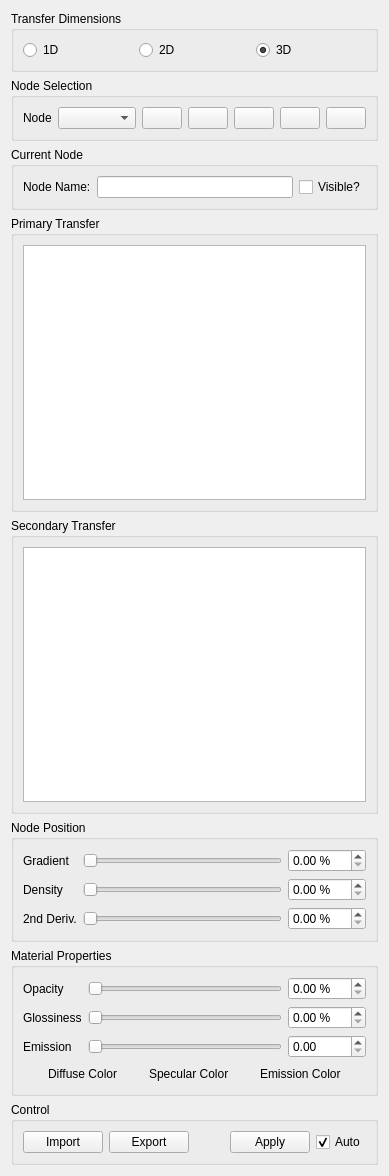
Qt form Source/VoxRender/Interface/transferwidget.ui (nagyistoce/voxrender) before a commit.
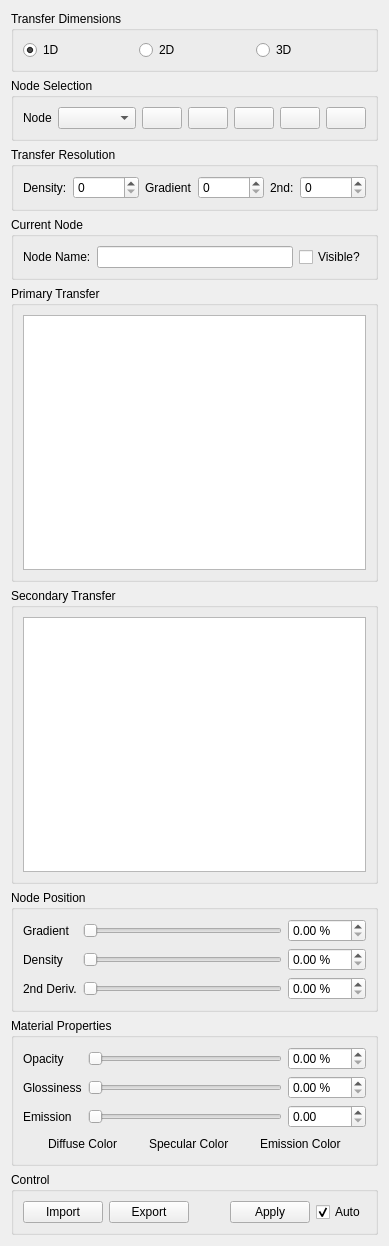
The same form after that commit. Icons and pictures are not drawn.

The edit to the form file:
```diff
--- a/Source/VoxRender/Interface/transferwidget.ui
+++ b/Source/VoxRender/Interface/transferwidget.ui
@@ -7,7 +7,7 @@
     <x>0</x>
     <y>0</y>
     <width>389</width>
-    <height>1110</height>
+    <height>1169</height>
    </rect>
   </property>
   <property name="windowTitle">
@@ -25,6 +25,9 @@
         <property name="text">
          <string>1D</string>
         </property>
+        <property name="checked">
+         <bool>true</bool>
+        </property>
        </widget>
       </item>
       <item>
@@ -40,7 +43,7 @@
          <string>3D</string>
         </property>
         <property name="checked">
-         <bool>true</bool>
+         <bool>false</bool>
         </property>
        </widget>
       </item>
@@ -157,6 +160,77 @@
      </layout>
     </widget>
    </item>
+   <item>
+    <widget class="QGroupBox" name="groupBox">
+     <property name="title">
+      <string>Transfer Resolution</string>
+     </property>
+     <layout class="QHBoxLayout" name="horizontalLayout_4">
+      <item>
+       <widget class="QLabel" name="label_2">
+        <property name="sizePolicy">
+         <sizepolicy hsizetype="Fixed" vsizetype="Preferred">
+          <horstretch>0</horstretch>
+          <verstretch>0</verstretch>
+         </sizepolicy>
+        </property>
+        <property name="text">
+         <string>Density:</string>
+        </property>
+        <property name="scaledContents">
+         <bool>false</bool>
+        </property>
+       </widget>
+      </item>
+      <item>
+       <widget class="QSpinBox" name="spinBox_resX">
+        <property name="maximum">
+         <number>256</number>
+        </property>
+       </widget>
+      </item>
+      <item>
+       <widget class="QLabel" name="label_3">
+        <property name="sizePolicy">
+         <sizepolicy hsizetype="Fixed" vsizetype="Preferred">
+          <horstretch>0</horstretch>
+          <verstretch>0</verstretch>
+         </sizepolicy>
+        </property>
+        <property name="text">
+         <string>Gradient</string>
+        </property>
+       </widget>
+      </item>
+      <item>
+       <widget class="QSpinBox" name="spinBox"/>
+      </item>
+      <item>
+       <widget class="QLabel" name="label_4">
+        <property name="sizePolicy">
+         <sizepolicy hsizetype="Fixed" vsizetype="Preferred">
+          <horstretch>0</horstretch>
+          <verstretch>0</verstretch>
+         </sizepolicy>
+        </property>
+        <property name="text">
+         <string>2nd:</string>
+        </property>
+       </widget>
+      </item>
+      <item>
+       <widget class="QSpinBox" name="spinBox_2"/>
+      </item>
+     </layout>
+     <zorder>spinBox_resX</zorder>
+     <zorder>groupBox_currNode</zorder>
+     <zorder>spinBox</zorder>
+     <zorder>spinBox_2</zorder>
+     <zorder>label_2</zorder>
+     <zorder>label_3</zorder>
+     <zorder>label_4</zorder>
+    </widget>
+   </item>
    <item>
     <widget class="QGroupBox" name="groupBox_currNode">
      <property name="title">
```
Left out of the diff: 20 changed lines with no effect on the pictures.
